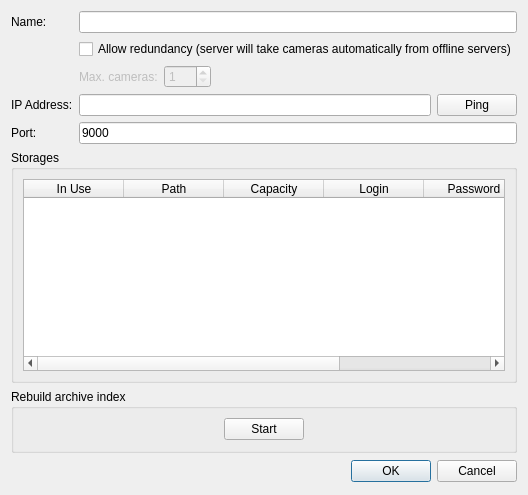
First picture: the form in client/src/ui/dialogs/server_settings_dialog.ui, repository networkoptix/nx_open, before the edit.
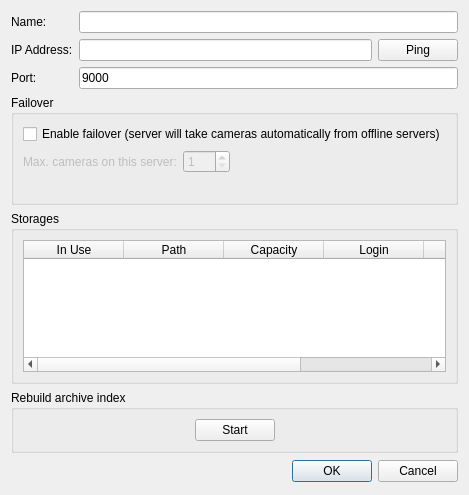
Second picture: the form after the edit.

Commit message:
(Issue #4021) :  allow redundancy tuning
<==== Mercurial data ====>
Branch: master

```diff
--- a/client/src/ui/dialogs/server_settings_dialog.ui
+++ b/client/src/ui/dialogs/server_settings_dialog.ui
@@ -6,16 +6,16 @@
    <rect>
     <x>0</x>
     <y>0</y>
-    <width>508</width>
+    <width>430</width>
     <height>495</height>
    </rect>
   </property>
   <property name="windowTitle">
    <string>Server settings</string>
   </property>
-  <layout class="QVBoxLayout" name="verticalLayout">
+  <layout class="QVBoxLayout" name="verticalLayout" stretch="0,0,1,0,0">
    <item>
-    <layout class="QGridLayout" name="gridLayout">
+    <layout class="QFormLayout" name="formLayout">
      <item row="0" column="0">
       <widget class="QLabel" name="nameLabel">
        <property name="text">
@@ -26,14 +26,7 @@
      <item row="0" column="1">
       <widget class="QLineEdit" name="nameLineEdit"/>
      </item>
-     <item row="1" column="1">
-      <widget class="QCheckBox" name="checkBoxRedundancy">
-       <property name="text">
-        <string>Allow redundancy (server will take cameras automatically from offline servers)</string>
-       </property>
-      </widget>
-     </item>
-     <item row="3" column="0">
+     <item row="1" column="0">
       <widget class="QLabel" name="ipAddressLabel">
        <property name="text">
         <string>IP Address:</string>
@@ -43,7 +36,7 @@
        </property>
       </widget>
      </item>
-     <item row="3" column="1">
+     <item row="1" column="1">
       <layout class="QHBoxLayout" name="horizontalLayout">
        <item>
         <widget class="QLineEdit" name="ipAddressLineEdit">
@@ -67,7 +60,7 @@
        </item>
       </layout>
      </item>
-     <item row="4" column="0">
+     <item row="2" column="0">
       <widget class="QLabel" name="portLabel">
        <property name="text">
         <string>Port:</string>
@@ -77,7 +70,7 @@
        </property>
       </widget>
      </item>
-     <item row="4" column="1">
+     <item row="2" column="1">
       <widget class="QLineEdit" name="portLineEdit">
        <property name="text">
         <string>9000</string>
@@ -87,7 +80,25 @@
        </property>
       </widget>
      </item>
-     <item row="2" column="1">
+    </layout>
+   </item>
+   <item>
+    <widget class="QGroupBox" name="failoverGroupBox">
+     <property name="title">
+      <string>Failover</string>
+     </property>
+     <property name="checked">
+      <bool>false</bool>
+     </property>
+     <layout class="QVBoxLayout" name="verticalLayout_2">
+      <item>
+       <widget class="QCheckBox" name="failoverCheckBox">
+        <property name="text">
+         <string>Enable failover (server will take cameras automatically from offline servers)</string>
+        </property>
+       </widget>
+      </item>
+      <item>
       <widget class="QWidget" name="maxCamerasWidget" native="true">
        <property name="enabled">
         <bool>false</bool>
@@ -108,7 +119,7 @@
         <item>
          <widget class="QLabel" name="maxCamerasLabel">
           <property name="text">
-           <string>Max. cameras:</string>
+            <string>Max. cameras on this server:</string>
           </property>
          </widget>
         </item>
@@ -141,7 +152,11 @@
        </layout>
       </widget>
      </item>
-    </layout>
+      <item>
+       <widget class="QLabel" name="failoverWarningLabel"/>
+      </item>
+     </layout>
+    </widget>
    </item>
    <item>
     <widget class="QGroupBox" name="storagesGroupBox">
```
Left out of the diff: 1 changed line with no effect on the pictures. Lines whose indentation alone changed are shown as unchanged. The commit also changes 16 other files.
